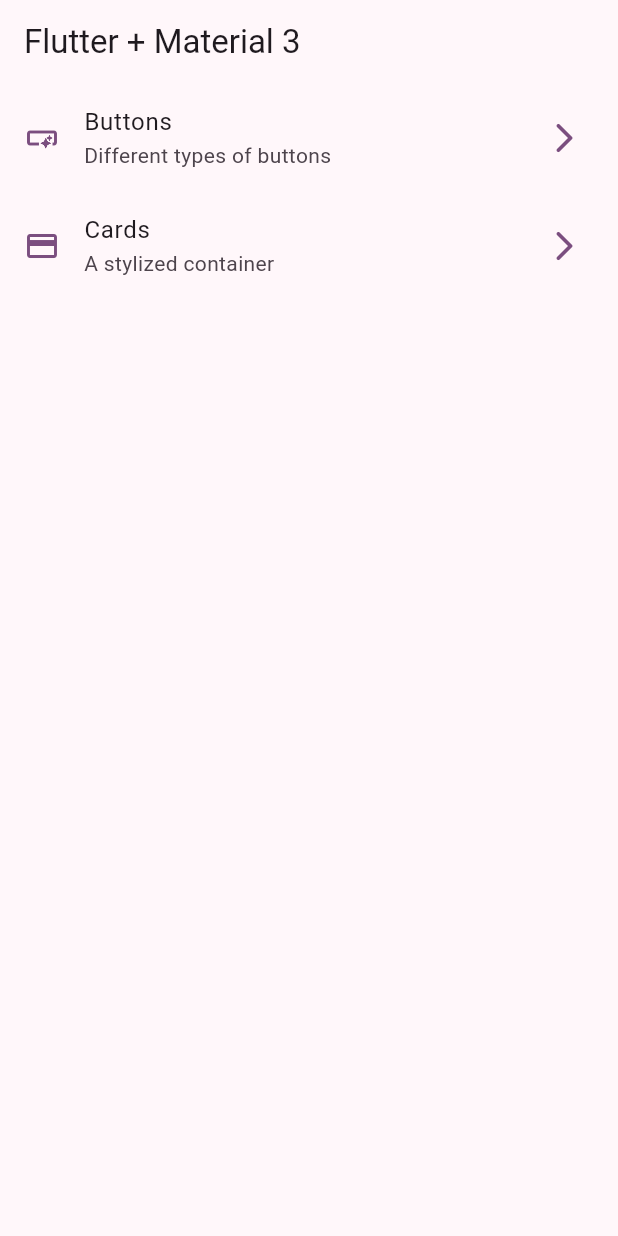
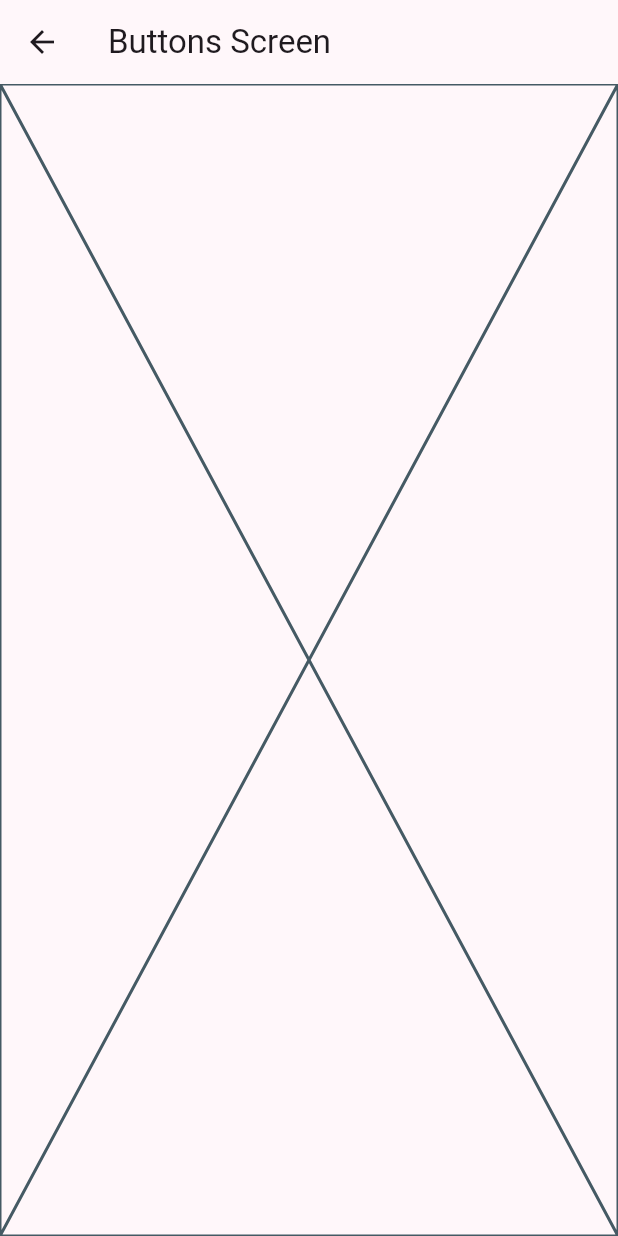
Before and after one commit to CosmicTiger/widgets_app, a Flutter app: the screen it shows after launch, after a tap on "Buttons", on a phone screen of 412 x 824 dp. Run offline on Flutter 3.47's test engine with Material 3 defaults, Android fonts, the phone set to English and light mode, and no system bars.

Commit message:
✨ feature: add routing basics

```diff
--- a/lib/config/menu/menu_items.dart
+++ b/lib/config/menu/menu_items.dart
@@ -26,7 +26,7 @@ var appMenuItems = <MenuItem>[
   MenuItem(
     title: 'Cards',
     subTitle: 'A stylized container',
-    link: '/card',
+    link: '/cards',
     icon: Icons.credit_card,
   ),
 ];
--- a/lib/main.dart
+++ b/lib/main.dart
@@ -1,5 +1,7 @@
 import 'package:flutter/material.dart';
 import 'package:widgets_app/config/theme/app_theme.dart';
+import 'package:widgets_app/presentation/screens/buttons/buttons_screen.dart';
+import 'package:widgets_app/presentation/screens/cards/cards_screen.dart';
 import 'package:widgets_app/presentation/screens/home/home_screen.dart';
 
 void main() {
@@ -12,9 +14,12 @@ class MainApp extends StatelessWidget {
   @override
   Widget build(BuildContext context) {
     return MaterialApp(
-      theme: AppTheme(selectedColor: 4).getTheme(),
-      debugShowCheckedModeBanner: false,
-      home: const HomeScreen(),
-    );
+        theme: AppTheme(selectedColor: 4).getTheme(),
+        debugShowCheckedModeBanner: false,
+        home: const HomeScreen(),
+        routes: {
+          '/buttons': (context) => const ButtonsScreen(),
+          '/cards': (context) => const CardsScreen(),
+        });
   }
 }
--- /dev/null
+++ b/lib/presentation/screens/buttons/buttons_screen.dart
@@ -0,0 +1,15 @@
+import 'package:flutter/material.dart';
+
+class ButtonsScreen extends StatelessWidget {
+  const ButtonsScreen({super.key});
+
+  @override
+  Widget build(BuildContext context) {
+    return Scaffold(
+      appBar: AppBar(
+        title: const Text('Buttons Screen'),
+      ),
+      body: const Placeholder(),
+    );
+  }
+}
--- a/lib/presentation/screens/home/home_screen.dart
+++ b/lib/presentation/screens/home/home_screen.dart
@@ -1,5 +1,6 @@
 import 'package:flutter/material.dart';
 import 'package:widgets_app/config/menu/menu_items.dart';
+import 'package:widgets_app/presentation/screens/buttons/buttons_screen.dart';
 
 class HomeScreen extends StatelessWidget {
   const HomeScreen({super.key});
@@ -47,6 +48,13 @@ class _CustomListTile extends StatelessWidget {
         subtitle: Text(menuItem.subTitle),
         onTap: () {
           /// TODO: Navigate to the selected screen
+          /// This is implemented whenever you may want to use the native approach on navigations
+          /// But is not eligible when you want to use the named routes approach
+          // Navigator.of(context).push(
+          //   MaterialPageRoute(builder: (context) => const ButtonsScreen()),
+          // );
+
+          Navigator.pushNamed(context, menuItem.link);
         });
   }
 }
```
Also changed, not shown: lib/presentation/screens/cards/cards_screen.dart (added, +15 -0 lines).
